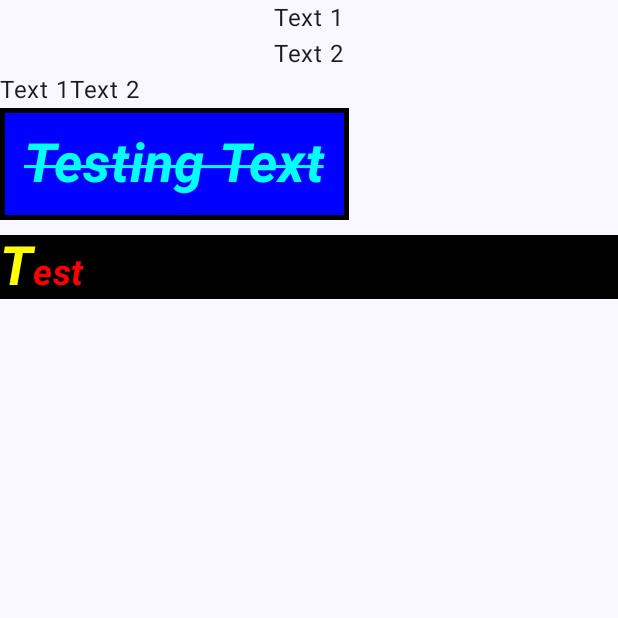
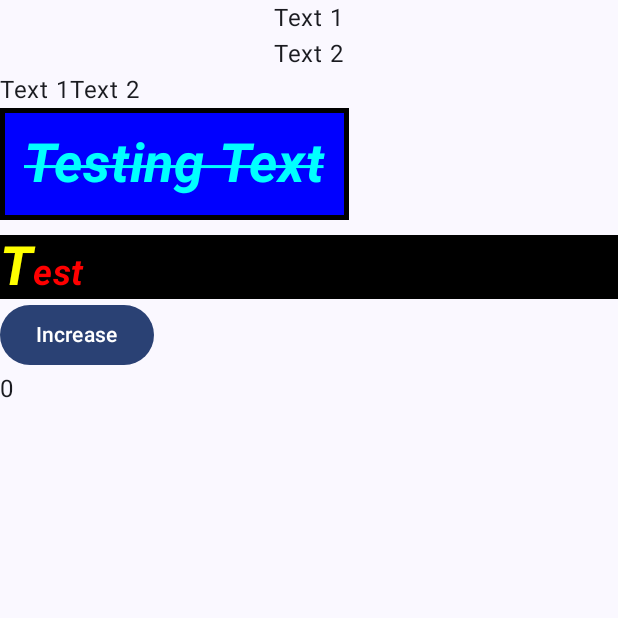
Before and after one commit to ShahramJavadi/Jetpack-Compose-, an Android app built with Jetpack Compose: the screen it shows after launch (MainActivity), on a phone screen of 412 x 824 dp, the top half of it. Run offline under Robolectric (Android 15) with nearby library versions, the phone set to English and light mode, and no system bars.

Commit message:
working a little with state and recomposition

```diff
--- a/app/src/main/java/com/example/jetpackcompose/MainActivity.kt
+++ b/app/src/main/java/com/example/jetpackcompose/MainActivity.kt
@@ -17,9 +17,14 @@ import androidx.compose.foundation.layout.fillMaxSize
 import androidx.compose.foundation.layout.fillMaxWidth
 import androidx.compose.foundation.layout.height
 import androidx.compose.foundation.layout.padding
+import androidx.compose.material3.Button
 import androidx.compose.material3.Scaffold
 import androidx.compose.material3.Text
 import androidx.compose.runtime.Composable
+import androidx.compose.runtime.getValue
+import androidx.compose.runtime.mutableStateOf
+import androidx.compose.runtime.remember
+import androidx.compose.runtime.setValue
 import androidx.compose.ui.Alignment
 import androidx.compose.ui.Modifier
 import androidx.compose.ui.graphics.Color
@@ -35,6 +40,8 @@ import androidx.compose.ui.unit.sp
 import com.example.jetpackcompose.ui.theme.JetPackComposeTheme
 
 class MainActivity : ComponentActivity() {
+
+
     override fun onCreate(savedInstanceState: Bundle?) {
         super.onCreate(savedInstanceState)
         enableEdgeToEdge()
@@ -59,6 +66,7 @@ fun InitUi() {
             CreateText()
             Spacer(modifier = Modifier.height(10.dp))
             CreateSpannableText()
+            CreateCounterButton()
         }
 
     }
@@ -87,6 +95,29 @@ fun CreateColumn(name: String, modifier: Modifier = Modifier) {
 
 }
 
+var counterState = mutableStateOf(0)
+@Composable
+fun CreateCounterButton(){
+
+    var counter  by  remember {
+        counterState
+    }
+    Column {
+        Button(onClick = { counter++ }) {
+
+          Text(text = "Increase")
+
+        }
+
+        Text(text = counter.toString())
+
+
+    }
+
+
+
+
+}
 @Composable
 fun CreateText() {
 
@@ -99,7 +130,7 @@ fun CreateText() {
             .clickable {
                 Log.d("Jetpack Compose", "CreateText: ")
             },
-        color = Color.Cyan,
+         color = Color.Cyan,
         fontSize = 36.sp,
         fontWeight = FontWeight.Bold,
         fontStyle = FontStyle.Italic,
```
